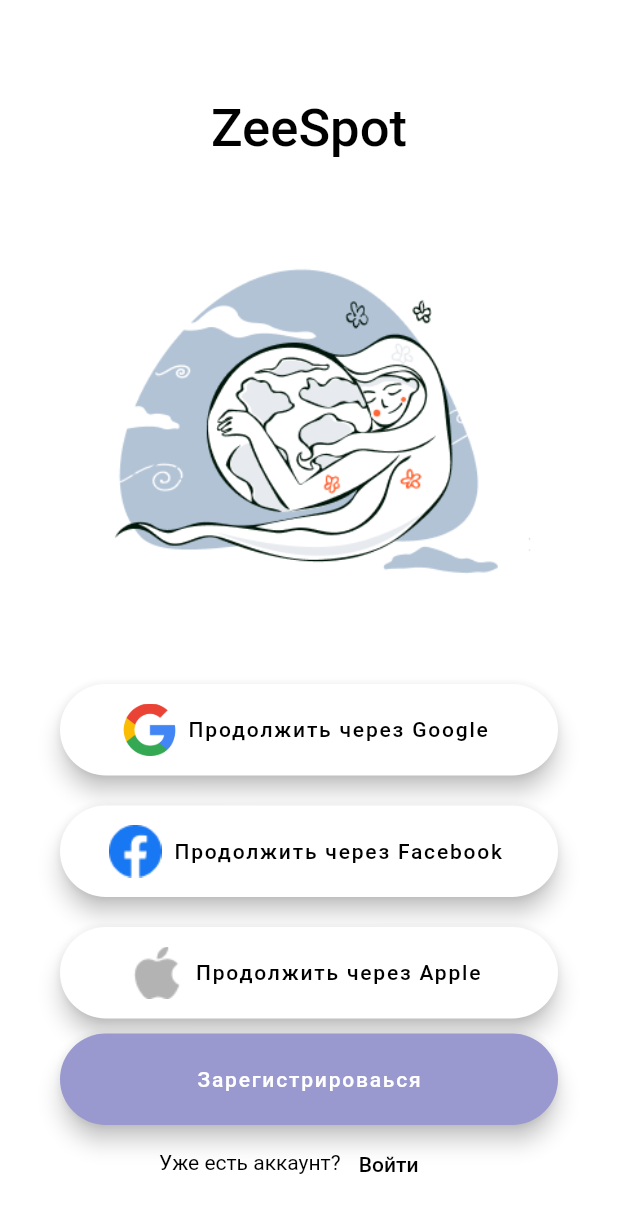
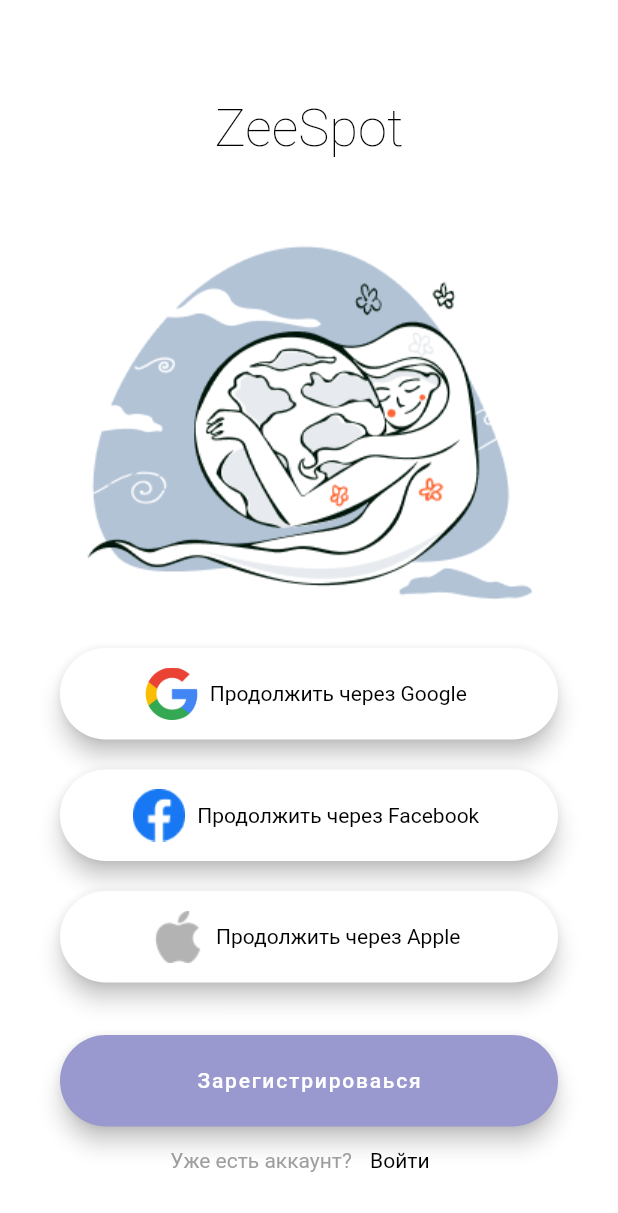
Before and after one commit to Nikita-Viktorovich/ZeeSpotFlutter, a Flutter app: the screen it shows after launch, on a phone screen of 412 x 824 dp. Shown: the top 1213 px of the screen. Run offline on Flutter 3.47's test engine with Material 2 defaults, Android fonts, the phone set to English and light mode, and no system bars; our stand-ins replace adaptive_theme; Roboto replaces fonts that are missing (Futura Bk BT, Futura Hv BT).

Commit message:
подключены шрифты и стили

```diff
--- a/lib/main.dart
+++ b/lib/main.dart
@@ -35,16 +35,21 @@ class LoginPage extends StatelessWidget {
         child: Column(
             crossAxisAlignment: CrossAxisAlignment.center,
             children: <Widget>[
-              Center(
+              Container(
+                alignment: Alignment.center,
+                width: 136,
+                height: 42,
                 child: Text(
-                  'ZeeSpot', style: Theme.of(context).textTheme.headline6,
+                  'ZeeSpot',
+                  style: Theme.of(context).textTheme.headline1,
                 ),
               ),
               Container(
-                alignment: Alignment.topRight,
+                margin: EdgeInsets.fromLTRB(0, 55, 0, 30),
+                alignment: Alignment.center,
                 child: Image.asset('assets/images/MotherNature.png'),
-                width: 350,
-                height: 350,
+                width: 310,
+                height: 240,
               ),
               LoginGoogleWidget(),
               LoginFacebookWidget(),
@@ -72,9 +77,11 @@ class _LoginGoogleState extends State<LoginGoogleWidget> {
       padding: EdgeInsets.zero,
       child: FloatingActionButton.extended(
         onPressed: () {},
-        label: Text('Продолжить через Google'),
-        backgroundColor: Colors.white,
-        foregroundColor: Colors.black,
+        label: Text(
+          'Продолжить через Google',
+          style: Theme.of(context).textTheme.headline4,
+        ),
+        backgroundColor: Theme.of(context).backgroundColor,
         icon: Image.asset(
           'assets/icons/Google.png',
           width: 35,
@@ -99,9 +106,11 @@ class _LoginFacebookState extends State<LoginFacebookWidget> {
       margin: EdgeInsets.fromLTRB(40, 20, 40, 0),
       child: FloatingActionButton.extended(
         onPressed: () {},
-        label: Text('Продолжить через Facebook'),
-        backgroundColor: Colors.white,
-        foregroundColor: Colors.black,
+        label: Text(
+          'Продолжить через Facebook',
+          style: Theme.of(context).textTheme.headline4,
+        ),
+        backgroundColor: Theme.of(context).backgroundColor,
         icon: Image.asset(
           'assets/icons/Facebook.png',
           height: 35,
@@ -126,13 +135,16 @@ class _LoginAppleState extends State<LoginAppleWidget> {
       margin: EdgeInsets.fromLTRB(40, 20, 40, 0),
       child: FloatingActionButton.extended(
         onPressed: () {},
-        label: Text('Продолжить через Apple'),
-        backgroundColor: Colors.white,
-        foregroundColor: Colors.black,
+        label: Text(
+          'Продолжить через Apple',
+          style: Theme.of(context).textTheme.headline4,
+        ),
+        backgroundColor: Theme.of(context).backgroundColor,
         icon: Image.asset(
           'assets/icons/Apple.png',
           height: 35,
           width: 35,
+          fit: BoxFit.fill,
         ),
       ),
     );
@@ -150,7 +162,7 @@ class _UserRegistrationState extends State<UserRegistration> {
     return Container(
       width: 335,
       height: 61,
-      margin: EdgeInsets.fromLTRB(40, 10, 40, 0),
+      margin: EdgeInsets.fromLTRB(40, 35, 40, 0),
       child: FloatingActionButton.extended(
         onPressed: () {},
         label: Text('Зарегистрироваься'),
@@ -170,23 +182,24 @@ class _LoginWidgetState extends State<LoginWidget> {
   @override
   Widget build(BuildContext context) {
     return Container(
-      alignment: AlignmentDirectional.center,
       width: 200,
-      height: 30,
-      margin: EdgeInsets.fromLTRB(0, 10, 0, 0),
+      height: 35,
+      margin: EdgeInsets.fromLTRB(0, 5, 0, 0),
       child: Row(
-        crossAxisAlignment: CrossAxisAlignment.center,
+        mainAxisAlignment: MainAxisAlignment.center,
         children: <Widget>[
-          Text("Уже есть аккаунт?", style: TextStyle(
-            color: Colors.black,
-          ),),
+          Text("Уже есть аккаунт?",
+              style: Theme.of(context)
+                  .textTheme
+                  .headline4!
+                  .copyWith(color: Colors.grey)),
           TextButton(
             onPressed: () {},
-            child: Text("Войти"),
-            style: ButtonStyle(
-                foregroundColor: MaterialStateProperty.all<Color>(
-                    Colors.black)),
-          )
+            child: Text(
+              "Войти",
+              style: Theme.of(context).textTheme.headline4,
+            ),
+          ),
         ],
       ),
     );
--- /dev/null
+++ b/lib/utils/constants.dart
@@ -0,0 +1,11 @@
+/*- asset: assets/fonts/FUTURA_HEAVY_FONT.ttf
+        - asset: assets/fonts/FUTURA_LIGHT_BT.ttf
+        assets/fonts/FUTURA_BOLD_FONT.ttf
+        - asset: assets/fonts/FUTURA_BOLD_ITALIC_FONT.ttf
+        - asset: assets/fonts/FUTURA_HEAVY_ITALIC_FONT.ttf
+        - asset: assets/fonts/FUTURA_EXTRA_BLACK_FONT.ttf
+        - asset: assets/fonts/FUTURA_EXTRA_BLACK_CONDENSED_BT.ttf
+        - asset: assets/fonts/FUTUR.ttf
+
+
+        */
--- a/lib/utils/theme.dart
+++ b/lib/utils/theme.dart
@@ -2,11 +2,17 @@ import 'package:flutter/material.dart';
 
 final kLightTheme = ThemeData.light().copyWith(
     primaryColor: Color(0xFF9998CF),
+    accentColor: Colors.black,
     backgroundColor: Colors.white,
     textTheme: TextTheme(
-    headline6: TextStyle(
+      headline4: TextStyle(
+        fontFamily: 'Futura Bk BT',
+        fontSize: 14.0,
+        color: Colors.black,
+      ),
+      headline1: TextStyle(
+        fontFamily: 'Futura Hv BT',
         color: Colors.black,
         fontSize: 35.0,
-    )
       ),
-);
+    ));
```
Also changed, not shown: pubspec.yaml (+11 -0 lines), assets/images/MotherNature.png. Lines whose indentation alone changed are shown as unchanged.
